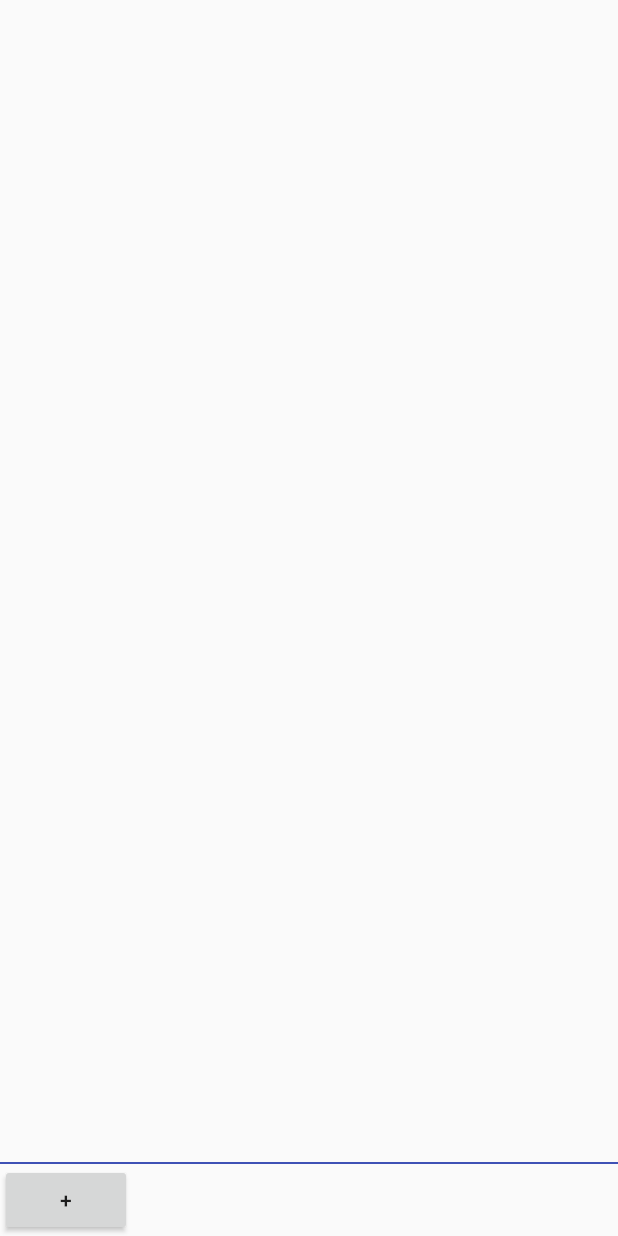
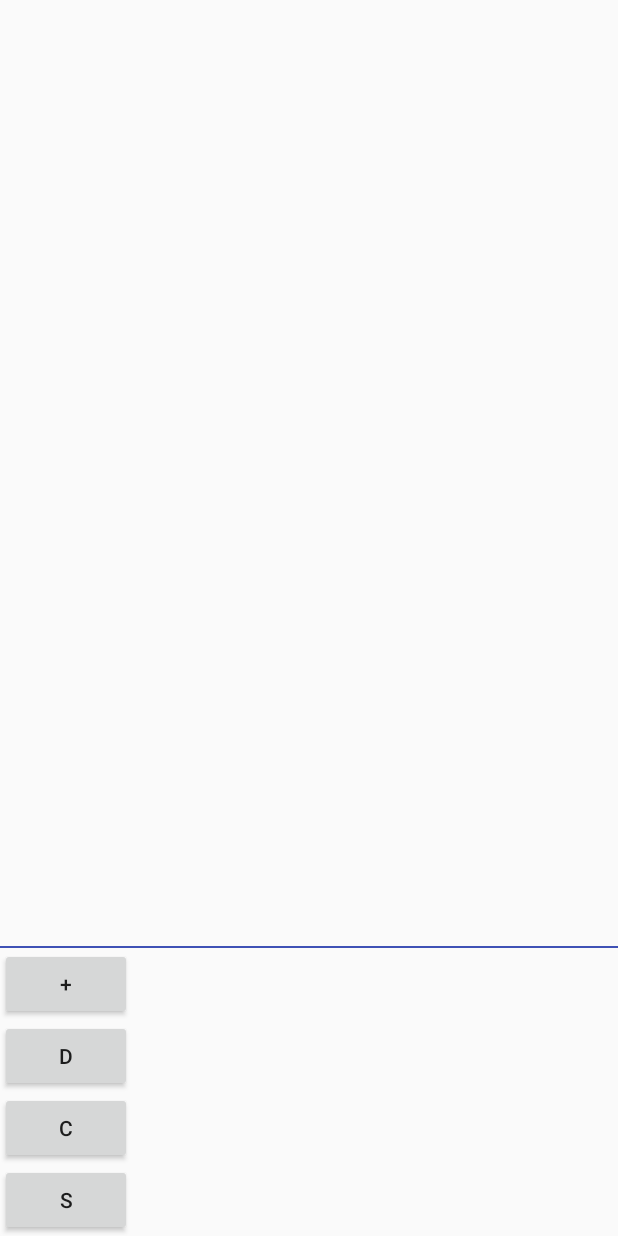
Before and after one commit to zhaofei0129/ZFWeather, an Android app: the screen it shows after launch (SelectedCitiesActivity), after a tap on "城市", on a phone screen of 412 x 824 dp. Run offline under Robolectric (Android 15) with nearby library versions, the phone set to English and light mode, and no system bars.

Commit message:
5 commits

```diff
--- a/app/src/main/java/com/muyi/zhaofei/zfweather/CityDatabaseHelper.java
+++ b/app/src/main/java/com/muyi/zhaofei/zfweather/CityDatabaseHelper.java
@@ -15,7 +15,11 @@ public class CityDatabaseHelper extends SQLiteOpenHelper {
     public static final String IS_SELECTED_COL = "isSelected";
     public static final String IS_LOCATED_COL = "isLocated";
 
-    public static final String CREATE_CITY = "create table " + CITY_TABLE +" (id integer primary key autoincrement, " + CITY_COL + " text, " + IS_SELECTED_COL + " blob, " + IS_LOCATED_COL + " blob)";
+    public static final String CREATE_CITY = "create table "
+            + CITY_TABLE + " (id integer primary key autoincrement, "
+            + CITY_COL + " text, "
+            + IS_SELECTED_COL + " integer, "
+            + IS_LOCATED_COL + " integer)";
 
     private Context mContext;
 
@@ -24,7 +28,7 @@ public class CityDatabaseHelper extends SQLiteOpenHelper {
 //        mContext = context;
 //    }
     public CityDatabaseHelper(Context context) {
-        super(context, "City.db", null, 3);
+        super(context, "City.db", null, 7);
         mContext = context;
     }
 
--- a/app/src/main/java/com/muyi/zhaofei/zfweather/CityLab.java
+++ b/app/src/main/java/com/muyi/zhaofei/zfweather/CityLab.java
@@ -14,13 +14,13 @@ import java.util.List;
  */
 
 public class CityLab {
-//    private List<City> mCities;
+    private List<City> mCities = new ArrayList<>();
     private Context mContext;
     private SQLiteDatabase mDatabase;
 
     private static CityLab sCityLab;
 
-    public static CityLab newInstance(Context context) {
+    public static CityLab getSingleInstance(Context context) {
         if (sCityLab == null) {
             sCityLab = new CityLab(context);
         }
@@ -31,12 +31,31 @@ public class CityLab {
         mContext = context.getApplicationContext();
         mDatabase = new CityDatabaseHelper(mContext).getWritableDatabase();
 //        mCities = new ArrayList<>();
+        Cursor cursor = mDatabase.query(CityDatabaseHelper.CITY_TABLE, null, null, null, null, null, null);
+        if (cursor.moveToFirst()) {
+            do {
+                String name = cursor.getString(cursor.getColumnIndex(CityDatabaseHelper.CITY_COL));
+                boolean isSelected = cursor.getInt(cursor.getColumnIndex(CityDatabaseHelper.IS_SELECTED_COL)) != 0;
+                boolean isLocated = cursor.getInt(cursor.getColumnIndex(CityDatabaseHelper.IS_LOCATED_COL)) != 0;
+                City city = new City();
+                city.setName(name);
+                city.setLocated(isLocated);
+                city.setSelected(isSelected);
+                mCities.add(city);
+            } while (cursor.moveToNext());
+        }
+        cursor.close();
 
     }
+//    private CityLab(Context context) {
+//        mDatabase = new CityDatabaseHelper(context.getApplicationContext()).getWritableDatabase();
+////        mCities = new ArrayList<>();
+//
+//    }
 
     public List<City> getCities() {
-//        return mCities;
-        return new ArrayList<>();
+        return mCities;
+//        return new ArrayList<>();
     }
 
     public City getSelectedCity(boolean isSelected) {
@@ -52,6 +71,7 @@ public class CityLab {
 //        mCities.add(city);
         ContentValues values = getContentValues(city);
         mDatabase.insert(CityDatabaseHelper.CITY_TABLE, null, values);
+        mCities.add(city);
     }
 
     public void updateCity(City city) {
@@ -66,7 +86,7 @@ public class CityLab {
     }
 
     public void query() {
-                Cursor cursor = mDatabase.query("City", null, null, null, null, null, null);
+          Cursor cursor = mDatabase.query(CityDatabaseHelper.CITY_TABLE, null, null, null, null, null, null);
           if (cursor.moveToFirst()) {
               do {
                   String name = cursor.getString(cursor.getColumnIndex(CityDatabaseHelper.CITY_COL));
--- a/app/src/main/java/com/muyi/zhaofei/zfweather/SelectedCitiesActivity.java
+++ b/app/src/main/java/com/muyi/zhaofei/zfweather/SelectedCitiesActivity.java
@@ -5,6 +5,7 @@ import android.content.Intent;
 import android.os.Bundle;
 import android.support.v7.widget.LinearLayoutManager;
 import android.support.v7.widget.RecyclerView;
+import android.util.Log;
 import android.view.LayoutInflater;
 import android.view.View;
 import android.view.ViewGroup;
@@ -14,11 +15,15 @@ import android.widget.TextView;
 import java.util.List;
 
 public class SelectedCitiesActivity extends BasicActivity {
-    private static final String EXTRA_CITY_NAME = "com.muyi.zhaofei.zfweather.CitysActivity_city";
+    private static final String EXTRA_CURRENT_CITY_NAME = "com.muyi.zhaofei.zfweather.SelectedCitiesActivity_current_city_name";
+    private static final String TAG = "SelectedCitiesActivity";
+    private static final int REQUEST_CODE_CITIES_ACTIVITY = 1;
+
+    private CityAdapter mAdapter;
 
     public static Intent newIntent(Context context, String city) {
         Intent intent = new Intent(context, SelectedCitiesActivity.class);
-        intent.putExtra(EXTRA_CITY_NAME, city);
+        intent.putExtra(EXTRA_CURRENT_CITY_NAME, city);
         return intent;
     }
     private class CityViewHolder extends RecyclerView.ViewHolder {
@@ -64,61 +69,57 @@ public class SelectedCitiesActivity extends BasicActivity {
 
 
         Intent intent = getIntent();
-        String name = intent.getStringExtra(EXTRA_CITY_NAME);
-        City city = new City();
-        city.setName(name);
-        city.setLocated(true);
-        CityLab.newInstance(this).addCity(city);
-//
-//        mCitys.set(0, "city");
-        List<City> cities = CityLab.newInstance(this).getCities();
+        String name = intent.getStringExtra(EXTRA_CURRENT_CITY_NAME);
+
+        if (CityLab.getSingleInstance(this).getCities() == null)
+        {
+            City city = new City();
+            city.setName(name);
+            CityLab.getSingleInstance(this).addCity(city);
+        }
+
+
+        List<City> cities = CityLab.getSingleInstance(this).getCities();
 
         RecyclerView recyclerView = (RecyclerView)findViewById(R.id.id_selected_cities_recycler_view);
         LinearLayoutManager layoutManager = new LinearLayoutManager(this);
         recyclerView.setLayoutManager(layoutManager);
-        CityAdapter adapter = new CityAdapter(cities);
-        recyclerView.setAdapter(adapter);
+        mAdapter = new CityAdapter(cities);
+        recyclerView.setAdapter(mAdapter);
 //        final CityDatabaseHelper helper = new CityDatabaseHelper(this, "SelectedCitys.db", null, 1);
 
         Button addButton = (Button)findViewById(R.id.id_add_city_button);
         addButton.setOnClickListener(new View.OnClickListener() {
             @Override
             public void onClick(View v) {
-//                City city = new City();
-//                city.setName("吉林");
-//                CityLab.newInstance(SelectedCitiesActivity.this).addCity(city);
-//                city.setName("哈尔冰");
-//                CityLab.newInstance(SelectedCitiesActivity.this).addCity(city);
-//                city.setName("南京");
-//                CityLab.newInstance(SelectedCitiesActivity.this).addCity(city);
-                Intent intent = new Intent(SelectedCitiesActivity.this, CitiesActivity.class);
-                startActivity(intent);
+            Intent intent = new Intent(SelectedCitiesActivity.this, CitiesActivity.class);
+            startActivityForResult(intent, REQUEST_CODE_CITIES_ACTIVITY);
             }
         });
-//        Button dButton = (Button)findViewById(R.id.id_d_city_button);
-//        dButton.setOnClickListener(new View.OnClickListener() {
-//            @Override
-//            public void onClick(View v) {
-//                City city = new City();
-//                city.setName("南京");
-//                CityLab.newInstance(SelectedCitiesActivity.this).deleteCity(city);
-//            }
-//        });
-//        Button cButton = (Button)findViewById(R.id.id_c_city_button);
-//        cButton.setOnClickListener(new View.OnClickListener() {
-//            @Override
-//            public void onClick(View v) {
-//                City city2 = new City();
-//                city2.setName("吉林");
-//                CityLab.newInstance(SelectedCitiesActivity.this).updateCity(city2);
-//            }
-//        });
-//        Button sButton = (Button)findViewById(R.id.id_s_city_button);
-//        sButton.setOnClickListener(new View.OnClickListener() {
-//            @Override
-//            public void onClick(View v) {
-//                CityLab.newInstance(SelectedCitiesActivity.this).query();
-//            }
-//        });
+        Button sButton = (Button)findViewById(R.id.id_s_city_button);
+        sButton.setOnClickListener(new View.OnClickListener() {
+            @Override
+            public void onClick(View v) {
+                CityLab.getSingleInstance(SelectedCitiesActivity.this).query();
+            }
+        });
+    }
+
+    @Override
+    protected void onActivityResult(int requestCode, int resultCode, Intent data) {
+        super.onActivityResult(requestCode, resultCode, data);
+        switch (requestCode) {
+            case REQUEST_CODE_CITIES_ACTIVITY:
+                if (resultCode == RESULT_OK) {
+                    String returnedData = data.getStringExtra(CitiesActivity.EXTRA_SELECTED_CITY);
+                    Log.d(TAG, "onActivityResult: " + returnedData);
+                }
+        }
+    }
+
+    @Override
+    protected void onResume() {
+        super.onResume();
+        mAdapter.notifyDataSetChanged();
     }
 }
--- a/app/src/main/res/layout/activity_selected_cities.xml
+++ b/app/src/main/res/layout/activity_selected_cities.xml
@@ -35,5 +35,24 @@
             android:text="+"
             />
 
+        <Button
+            android:id="@+id/id_d_city_button"
+            android:layout_width="wrap_content"
+            android:layout_height="wrap_content"
+            android:text="d"
+            />
+        <Button
+            android:id="@+id/id_c_city_button"
+            android:layout_width="wrap_content"
+            android:layout_height="wrap_content"
+            android:text="c"
+            />
+        <Button
+            android:id="@+id/id_s_city_button"
+            android:layout_width="wrap_content"
+            android:layout_height="wrap_content"
+            android:text="s"
+            />
+
     </LinearLayout>
 </LinearLayout>
```
Also changed, not shown: app/src/main/java/com/muyi/zhaofei/zfweather/CitiesActivity.java (+20 -5 lines), app/src/main/res/values/jiangsu.xml (added, +18 -0 lines). Lines whose indentation alone changed are shown as unchanged.
